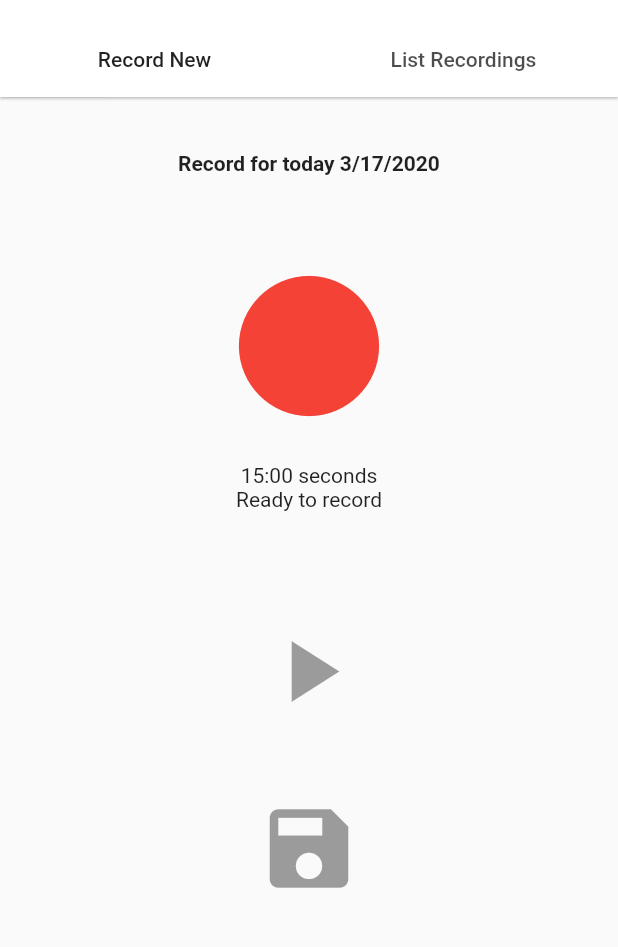
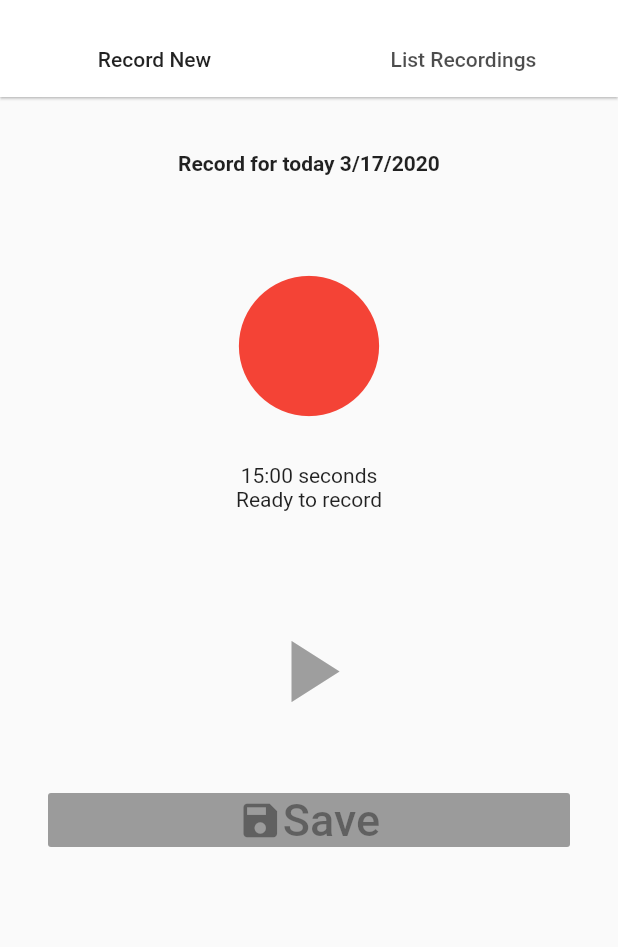
Before and after one commit to claptimes5/daily_diary, a Flutter app: the screen it shows after launch, on a phone screen of 412 x 824 dp, the part 59-1006 px from its top. Run offline on Flutter 3.47's test engine with Material 2 defaults, Android fonts, the phone set to English and light mode, and no system bars; our stand-ins replace permission_handler, sqflite; missing offline and left inert: flutter_sound; accounts and stored records are empty.

Commit message:
add better buttons and colors

```diff
--- a/lib/pages/recording_screen.dart
+++ b/lib/pages/recording_screen.dart
@@ -369,7 +369,7 @@ class _RecordingScreenState extends State<RecordingScreen> {
               IconButton(
                   icon: (_isPlaying
                       ? Icon(Icons.stop, size: 70)
-                      : Icon(Icons.play_arrow, size: 70)),
+                      : Icon(Icons.play_arrow, size: 70, color: (onpressed != null ? Colors.green : Colors.grey))),
                   onPressed: onpressed,
                   iconSize: 70),
             ])));
@@ -383,11 +383,16 @@ class _RecordingScreenState extends State<RecordingScreen> {
       onpressed = saveRecording;
     }
 
-    return Container(
+    return RaisedButton(
+        onPressed: onpressed,
 //      padding: const EdgeInsets.all(32),
-        child: IconButton(
-            icon: Icon(Icons.save, size: 70),
-            onPressed: onpressed,
-            iconSize: 70));
+        child: Row(
+          mainAxisAlignment: MainAxisAlignment.center,
+          children: [
+            Icon(Icons.save, size: 30),
+            Text('Save', style: TextStyle(fontSize: 30.0),)
+          ],
+        )
+      );
   }
 }
```
